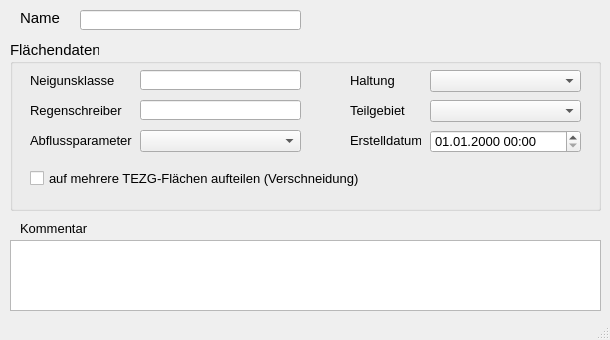
First picture: the form in qkan/forms/qkan_flaechen.ui, repository hoettges/QKan, before the edit.
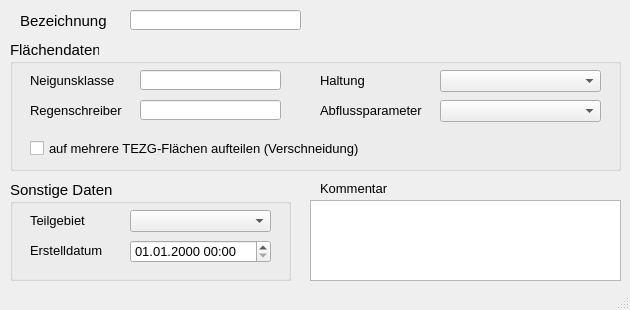
Second picture: the form after the edit. Custom widgets are drawn as their Qt base class.

Diff of the .ui file:
```diff
--- a/qkan/forms/qkan_flaechen.ui
+++ b/qkan/forms/qkan_flaechen.ui
@@ -9,14 +9,14 @@
    <rect>
     <x>0</x>
     <y>0</y>
-    <width>610</width>
-    <height>340</height>
+    <width>630</width>
+    <height>310</height>
    </rect>
   </property>
   <property name="minimumSize">
    <size>
-    <width>610</width>
-    <height>340</height>
+    <width>630</width>
+    <height>310</height>
    </size>
   </property>
   <property name="font">
@@ -34,8 +34,8 @@
      <rect>
       <x>20</x>
       <y>10</y>
-      <width>46</width>
-      <height>16</height>
+      <width>101</width>
+      <height>21</height>
      </rect>
     </property>
     <property name="font">
@@ -45,14 +45,14 @@
      </font>
     </property>
     <property name="text">
-     <string>Name</string>
+     <string>Bezeichnung</string>
     </property>
    </widget>
    <widget class="QLabel" name="label_14">
     <property name="geometry">
      <rect>
-      <x>20</x>
-      <y>220</y>
+      <x>320</x>
+      <y>180</y>
       <width>81</width>
       <height>16</height>
      </rect>
@@ -64,9 +64,9 @@
    <widget class="QLineEdit" name="flnam">
     <property name="geometry">
      <rect>
-      <x>80</x>
+      <x>130</x>
       <y>10</y>
-      <width>221</width>
+      <width>171</width>
       <height>20</height>
      </rect>
     </property>
@@ -80,10 +80,10 @@
    <widget class="QTextEdit" name="kommentar">
     <property name="geometry">
      <rect>
-      <x>10</x>
-      <y>240</y>
-      <width>591</width>
-      <height>71</height>
+      <x>310</x>
+      <y>200</y>
+      <width>311</width>
+      <height>81</height>
      </rect>
     </property>
     <property name="toolTip">
@@ -98,8 +98,8 @@
      <rect>
       <x>10</x>
       <y>40</y>
-      <width>591</width>
-      <height>171</height>
+      <width>611</width>
+      <height>131</height>
      </rect>
     </property>
     <property name="font">
@@ -135,7 +135,7 @@
       <rect>
        <x>130</x>
        <y>30</y>
-       <width>161</width>
+       <width>141</width>
        <height>20</height>
       </rect>
      </property>
@@ -176,7 +176,7 @@
       <rect>
        <x>130</x>
        <y>60</y>
-       <width>161</width>
+       <width>141</width>
        <height>20</height>
       </rect>
      </property>
@@ -193,32 +193,10 @@
       <string>Regenschreiber</string>
      </property>
     </widget>
-    <widget class="QgsDateTimeEdit" name="createdat">
-     <property name="geometry">
-      <rect>
-       <x>420</x>
-       <y>90</y>
-       <width>151</width>
-       <height>23</height>
-      </rect>
-     </property>
-     <property name="font">
-      <font>
-       <family>Tahoma</family>
-       <pointsize>10</pointsize>
-      </font>
-     </property>
-     <property name="currentSection">
-      <enum>QDateTimeEdit::DaySection</enum>
-     </property>
-     <property name="displayFormat">
-      <string>dd.MM.yyyy HH:mm</string>
-     </property>
-    </widget>
     <widget class="QLabel" name="label_20">
      <property name="geometry">
       <rect>
-       <x>340</x>
+       <x>310</x>
        <y>30</y>
        <width>91</width>
        <height>21</height>
@@ -237,8 +215,8 @@
     <widget class="QComboBox" name="abflussparameter">
      <property name="geometry">
       <rect>
-       <x>130</x>
-       <y>90</y>
+       <x>430</x>
+       <y>60</y>
        <width>161</width>
        <height>22</height>
       </rect>
@@ -256,31 +234,12 @@
       <string>Abflussparameter gem. HYSTEM-EXTRAN</string>
      </property>
     </widget>
-    <widget class="QLabel" name="label_22">
-     <property name="geometry">
-      <rect>
-       <x>340</x>
-       <y>60</y>
-       <width>91</width>
-       <height>21</height>
-      </rect>
-     </property>
-     <property name="font">
-      <font>
-       <family>Tahoma</family>
-       <pointsize>10</pointsize>
-      </font>
-     </property>
-     <property name="text">
-      <string>Teilgebiet</string>
-     </property>
-    </widget>
     <widget class="QComboBox" name="haltnam">
      <property name="geometry">
       <rect>
-       <x>420</x>
+       <x>430</x>
        <y>30</y>
-       <width>151</width>
+       <width>161</width>
        <height>22</height>
       </rect>
      </property>
@@ -300,8 +259,8 @@
     <widget class="QLabel" name="label_21">
      <property name="geometry">
       <rect>
-       <x>20</x>
-       <y>90</y>
+       <x>310</x>
+       <y>60</y>
        <width>111</width>
        <height>21</height>
       </rect>
@@ -320,7 +279,7 @@
      <property name="geometry">
       <rect>
        <x>20</x>
-       <y>130</y>
+       <y>100</y>
        <width>391</width>
        <height>17</height>
       </rect>
@@ -335,12 +294,50 @@
       <string>auf mehrere TEZG-Flächen aufteilen (Verschneidung)</string>
      </property>
     </widget>
-    <widget class="QLabel" name="label_70">
+   </widget>
+   <widget class="QGroupBox" name="groupBox_3">
+    <property name="geometry">
+     <rect>
+      <x>10</x>
+      <y>180</y>
+      <width>281</width>
+      <height>101</height>
+     </rect>
+    </property>
+    <property name="font">
+     <font>
+      <family>Tahoma</family>
+      <pointsize>11</pointsize>
+     </font>
+    </property>
+    <property name="title">
+     <string>Sonstige Daten</string>
+    </property>
+    <widget class="QLabel" name="label_13">
      <property name="geometry">
       <rect>
-       <x>340</x>
-       <y>90</y>
+       <x>20</x>
+       <y>30</y>
        <width>71</width>
+       <height>20</height>
+      </rect>
+     </property>
+     <property name="font">
+      <font>
+       <family>Tahoma</family>
+       <pointsize>10</pointsize>
+      </font>
+     </property>
+     <property name="text">
+      <string>Teilgebiet</string>
+     </property>
+    </widget>
+    <widget class="QLabel" name="label_71">
+     <property name="geometry">
+      <rect>
+       <x>20</x>
+       <y>60</y>
+       <width>151</width>
        <height>21</height>
       </rect>
      </property>
@@ -357,9 +354,9 @@
     <widget class="QComboBox" name="teilgebiet">
      <property name="geometry">
       <rect>
-       <x>420</x>
-       <y>60</y>
-       <width>151</width>
+       <x>120</x>
+       <y>30</y>
+       <width>141</width>
        <height>22</height>
       </rect>
      </property>
@@ -376,6 +373,28 @@
       <string>zur Zuordnung auf ein selbstständig festgelegtes Teilgebiet</string>
      </property>
     </widget>
+    <widget class="QgsDateTimeEdit" name="createdat">
+     <property name="geometry">
+      <rect>
+       <x>120</x>
+       <y>60</y>
+       <width>141</width>
+       <height>23</height>
+      </rect>
+     </property>
+     <property name="font">
+      <font>
+       <family>Tahoma</family>
+       <pointsize>10</pointsize>
+      </font>
+     </property>
+     <property name="currentSection">
+      <enum>QDateTimeEdit::DaySection</enum>
+     </property>
+     <property name="displayFormat">
+      <string>dd.MM.yyyy HH:mm</string>
+     </property>
+    </widget>
    </widget>
   </widget>
   <widget class="QMenuBar" name="menubar">
```
Left out of the diff: 2 changed lines with no effect on the pictures.
